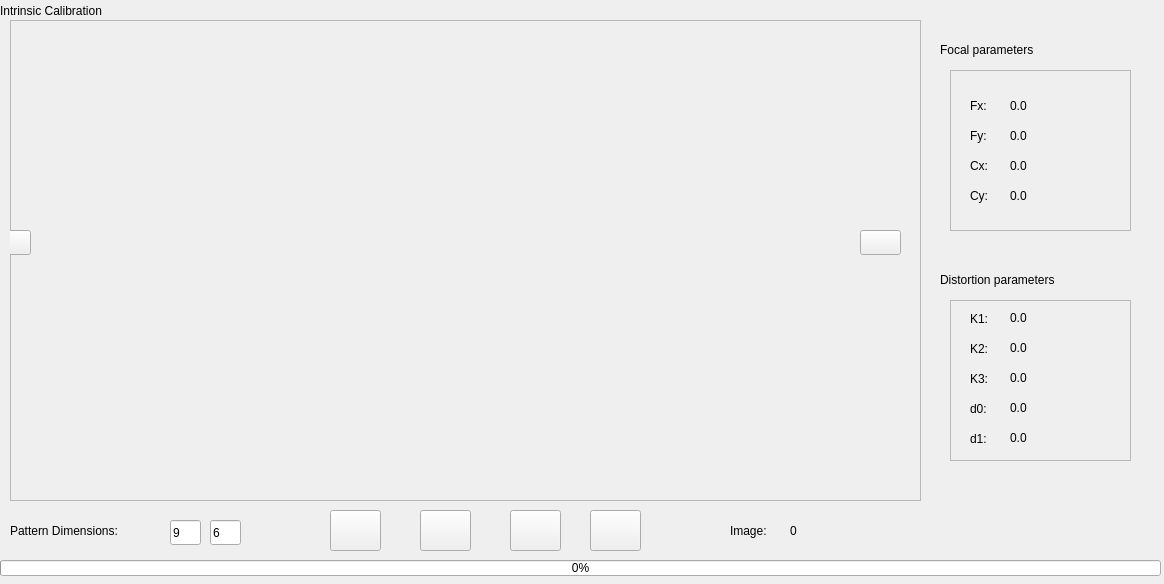
Above: src/modules/IntrinsicCalibration/src/views/intrinsicCalibration.ui from Jjat00/Deptherm-Inspection before the change. Below: the same form after it.
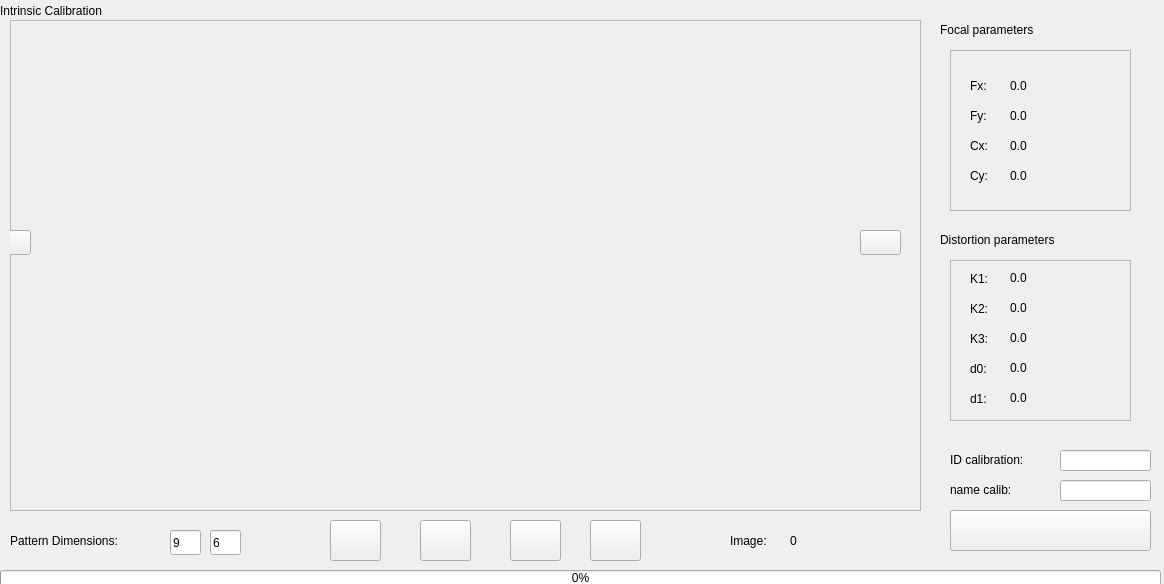
That is the form after the change.

Commit message: database intrinsic calibration

Diff of the .ui file:
```diff
--- a/src/modules/IntrinsicCalibration/src/views/intrinsicCalibration.ui
+++ b/src/modules/IntrinsicCalibration/src/views/intrinsicCalibration.ui
@@ -30,7 +30,7 @@
    <property name="geometry">
     <rect>
      <x>420</x>
-     <y>510</y>
+     <y>520</y>
      <width>51</width>
      <height>41</height>
     </rect>
@@ -43,7 +43,7 @@
    <property name="geometry">
     <rect>
      <x>950</x>
-     <y>70</y>
+     <y>50</y>
      <width>181</width>
      <height>161</height>
     </rect>
@@ -163,7 +163,7 @@
    <property name="geometry">
     <rect>
      <x>950</x>
-     <y>300</y>
+     <y>260</y>
      <width>181</width>
      <height>161</height>
     </rect>
@@ -309,7 +309,7 @@
    <property name="geometry">
     <rect>
      <x>330</x>
-     <y>510</y>
+     <y>520</y>
      <width>51</width>
      <height>41</height>
     </rect>
@@ -322,7 +322,7 @@
    <property name="geometry">
     <rect>
      <x>590</x>
-     <y>510</y>
+     <y>520</y>
      <width>51</width>
      <height>41</height>
     </rect>
@@ -337,7 +337,7 @@
      <x>10</x>
      <y>20</y>
      <width>911</width>
-     <height>481</height>
+     <height>491</height>
     </rect>
    </property>
    <property name="frameShape">
@@ -352,7 +352,7 @@
       <x>20</x>
       <y>0</y>
       <width>871</width>
-      <height>481</height>
+      <height>491</height>
      </rect>
     </property>
     <layout class="QHBoxLayout" name="imageLayout"/>
@@ -388,7 +388,7 @@
    <property name="geometry">
     <rect>
      <x>170</x>
-     <y>520</y>
+     <y>530</y>
      <width>31</width>
      <height>25</height>
     </rect>
@@ -401,7 +401,7 @@
    <property name="geometry">
     <rect>
      <x>210</x>
-     <y>520</y>
+     <y>530</y>
      <width>31</width>
      <height>25</height>
     </rect>
@@ -414,7 +414,7 @@
    <property name="geometry">
     <rect>
      <x>0</x>
-     <y>560</y>
+     <y>570</y>
      <width>1161</width>
      <height>16</height>
     </rect>
@@ -427,7 +427,7 @@
    <property name="geometry">
     <rect>
      <x>510</x>
-     <y>510</y>
+     <y>520</y>
      <width>51</width>
      <height>41</height>
     </rect>
@@ -440,7 +440,7 @@
    <property name="geometry">
     <rect>
      <x>10</x>
-     <y>520</y>
+     <y>530</y>
      <width>141</width>
      <height>21</height>
     </rect>
@@ -453,7 +453,7 @@
    <property name="geometry">
     <rect>
      <x>940</x>
-     <y>40</y>
+     <y>20</y>
      <width>181</width>
      <height>20</height>
     </rect>
@@ -466,7 +466,7 @@
    <property name="geometry">
     <rect>
      <x>940</x>
-     <y>270</y>
+     <y>230</y>
      <width>181</width>
      <height>20</height>
     </rect>
@@ -479,7 +479,7 @@
    <property name="geometry">
     <rect>
      <x>790</x>
-     <y>520</y>
+     <y>530</y>
      <width>67</width>
      <height>21</height>
     </rect>
@@ -492,8 +492,8 @@
    <property name="geometry">
     <rect>
      <x>730</x>
-     <y>520</y>
-     <width>67</width>
+     <y>530</y>
+     <width>51</width>
      <height>21</height>
     </rect>
    </property>
@@ -501,6 +501,71 @@
     <string>Image:</string>
    </property>
   </widget>
+  <widget class="QPushButton" name="buttonUploadCloud">
+   <property name="geometry">
+    <rect>
+     <x>950</x>
+     <y>510</y>
+     <width>201</width>
+     <height>41</height>
+    </rect>
+   </property>
+   <property name="text">
+    <string/>
+   </property>
+  </widget>
+  <widget class="QLineEdit" name="lineEditIDcalib">
+   <property name="geometry">
+    <rect>
+     <x>1060</x>
+     <y>450</y>
+     <width>91</width>
+     <height>21</height>
+    </rect>
+   </property>
+   <property name="text">
+    <string/>
+   </property>
+  </widget>
+  <widget class="QLabel" name="label_14">
+   <property name="geometry">
+    <rect>
+     <x>950</x>
+     <y>450</y>
+     <width>101</width>
+     <height>20</height>
+    </rect>
+   </property>
+   <property name="text">
+    <string>ID calibration:</string>
+   </property>
+  </widget>
+  <widget class="QLabel" name="label_15">
+   <property name="geometry">
+    <rect>
+     <x>950</x>
+     <y>480</y>
+     <width>81</width>
+     <height>20</height>
+    </rect>
+   </property>
+   <property name="text">
+    <string>name calib:</string>
+   </property>
+  </widget>
+  <widget class="QLineEdit" name="lineEditNameCalib">
+   <property name="geometry">
+    <rect>
+     <x>1060</x>
+     <y>480</y>
+     <width>91</width>
+     <height>21</height>
+    </rect>
+   </property>
+   <property name="text">
+    <string/>
+   </property>
+  </widget>
  </widget>
  <resources/>
  <connections/>
```
The commit also changes 16 other files.
